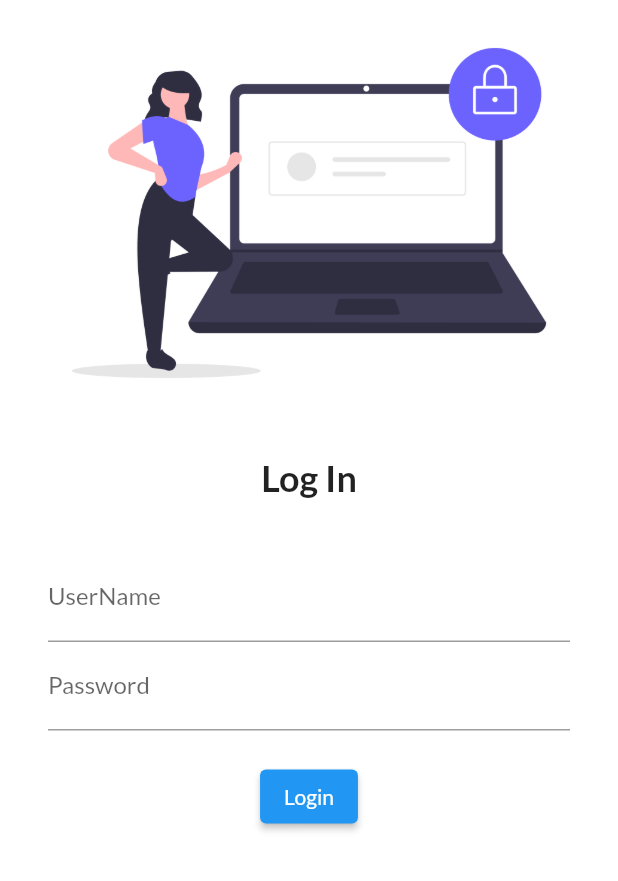
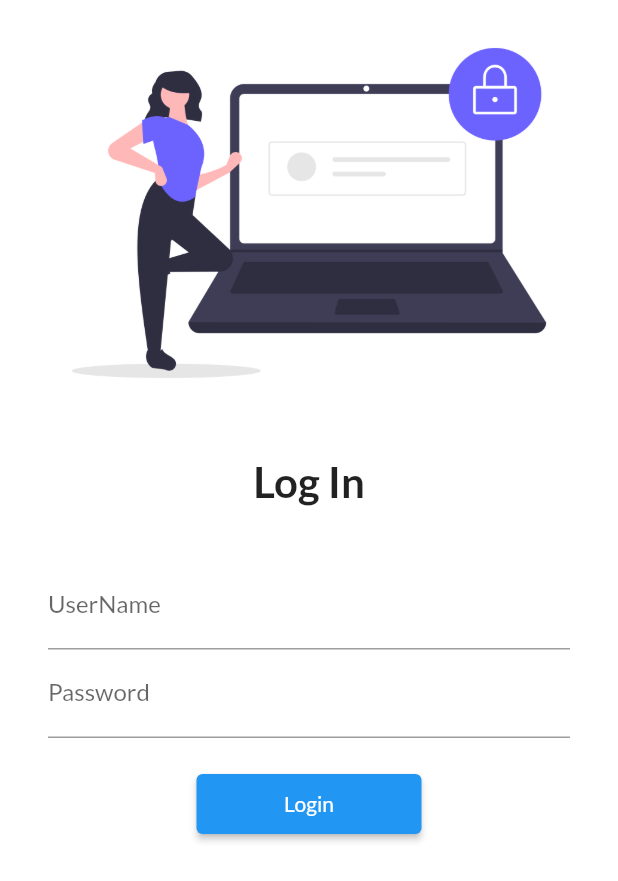
Before and after one commit to Vatsal4321/Catalog-App, a Flutter app: the screen it shows after launch, on a phone screen of 412 x 824 dp. Shown: the top 881 px of the screen. Run offline on Flutter 3.47's test engine with Material 2 defaults, Android fonts, the phone set to English and light mode, and no system bars; our stand-ins replace google_fonts.

Commit message:
Day 5 Completed

```diff
--- a/lib/main.dart
+++ b/lib/main.dart
@@ -1,31 +1,30 @@
 import 'package:flutter/material.dart';
 import 'package:flutter_1st/pages/login_page.dart';
+import 'package:flutter_1st/utils/routes.dart';
 import 'package:google_fonts/google_fonts.dart';
 import 'pages/home_page.dart';
-import 'pages/login_page.dart';
 
 void main(List<String> args) {
-  runApp(Myapp());
+  runApp(const Myapp());
 }
 
 class Myapp extends StatelessWidget {
-  const Myapp({ Key? key }) : super(key: key);
+  const Myapp({Key? key}) : super(key: key);
 
   @override
   Widget build(BuildContext context) {
     return MaterialApp(
       themeMode: ThemeMode.light,
       theme: ThemeData(
-        primarySwatch: Colors.blue,
-        fontFamily: GoogleFonts.lato().fontFamily
-      ),
-
+          primarySwatch: Colors.blue,
+          fontFamily: GoogleFonts.lato().fontFamily),
+      debugShowCheckedModeBanner: false,
       darkTheme: ThemeData(brightness: Brightness.dark),
-      initialRoute: "/login",
+      initialRoute: "/",
       routes: {
-        "/":(context) => HomePage(),
-        "/home":(context) => HomePage(),
-        "/login":(context) => LoginPage()
+        "/": (context) => const LoginPage(),
+        MyRoutes.homeRoute: (context) => const HomePage(),
+        MyRoutes.loginRoute: (context) => const LoginPage()
       },
     );
   }
--- a/lib/pages/home_page.dart
+++ b/lib/pages/home_page.dart
@@ -1,22 +1,21 @@
 import 'package:flutter/material.dart';
 
 class HomePage extends StatelessWidget {
-  const HomePage({ Key? key }) : super(key: key);
-    final int days= 1;
-    final String name= "Vatsal";
+  const HomePage({Key? key}) : super(key: key);
+  final int days = 1;
+  final String name = "Vatsal";
   @override
   Widget build(BuildContext context) {
-
     return Scaffold(
       appBar: AppBar(
-        title: Text("Catalog App"),
+        title: const Text("Catalog App"),
       ),
       body: Center(
         child: Container(
           child: Text("Welcome to the day $days of the App by $name"),
         ),
       ),
-      drawer: Drawer(),
+      drawer: const Drawer(),
     );
   }
 }
--- a/lib/pages/login_page.dart
+++ b/lib/pages/login_page.dart
@@ -1,4 +1,5 @@
 import 'package:flutter/material.dart';
+import 'package:flutter_1st/utils/routes.dart';
 
 class LoginPage extends StatelessWidget {
   const LoginPage({Key? key}) : super(key: key);
@@ -7,23 +8,24 @@
   Widget build(BuildContext context) {
     return Material(
       color: Colors.white,
+      child: SingleChildScrollView(
         child: Column(
           children: [
             Image.asset(
               "assets/images/login_image.png",
               fit: BoxFit.cover,
             ),
-          SizedBox(
+            const SizedBox(
               height: 20.0,
             ),
             const Text(
               "Log In",
               style: TextStyle(
-              fontSize: 24,
+                fontSize: 28,
                 fontWeight: FontWeight.bold,
               ),
             ),
-          SizedBox(
+            const SizedBox(
               height: 20.0,
             ),
             Padding(
@@ -32,32 +34,34 @@
               child: Column(
                 children: [
                   TextFormField(
-                  decoration: InputDecoration(
+                    decoration: const InputDecoration(
                       hintText: "Enter UserName",
                       labelText: "UserName",
                     ),
                   ),
                   TextFormField(
                     obscureText: true,
-                  decoration: InputDecoration(
+                    decoration: const InputDecoration(
                       hintText: "Enter Password",
                       labelText: "Password",
                     ),
                   ),
-                SizedBox(
+                  const SizedBox(
                     height: 20.0,
                   ),
                   ElevatedButton(
+                    child: Text("Login"),
+                    style: TextButton.styleFrom(minimumSize: Size(150, 40)),
                     onPressed: () {
-                      print("Login Successful");
+                      Navigator.pushNamed(context, MyRoutes.homeRoute);
                     },
-                    style: TextButton.styleFrom(),
-                    child: Text("Login"))
+                  )
                 ],
               ),
             ),
           ],
         ),
+      ),
     );
   }
 }
--- /dev/null
+++ b/lib/utils/routes.dart
@@ -0,0 +1,4 @@
+class MyRoutes {
+  static String loginRoute = "/login";
+  static String homeRoute = "/home";
+}
```
Also changed, not shown: pubspec.lock, 1 other file. Lines whose indentation alone changed are shown as unchanged.
